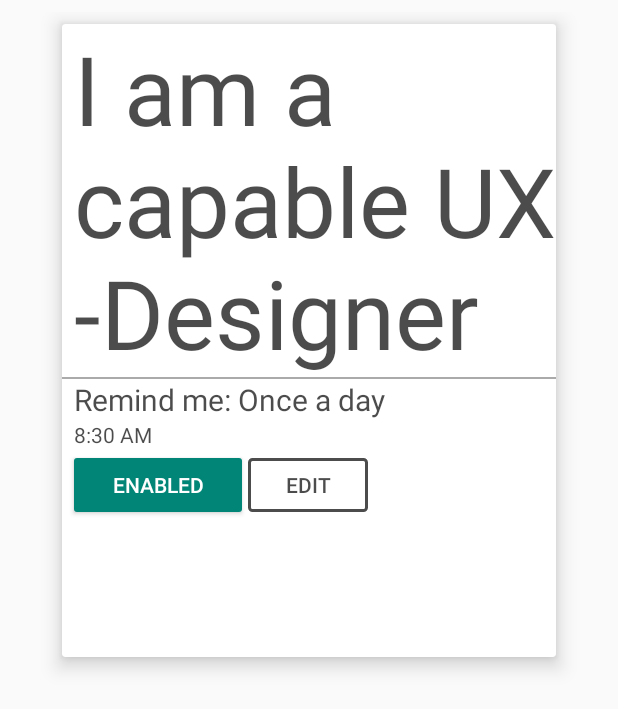
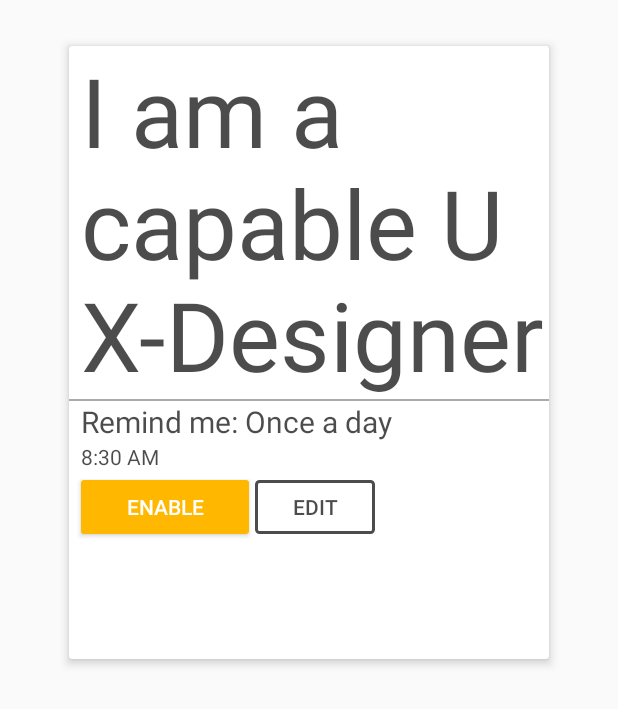
Before and after one commit to Chr1stianSutter/FirstIteration_Test_MobA_AffirMate, an Android app: the screen it shows after launch (MainActivity), after a tap on "DISABLE", on a phone screen of 412 x 824 dp. Shown: the top 709 px of the screen. Run offline under Robolectric (Android 15) with nearby library versions, the phone set to English and light mode, and no system bars; Roboto replaces fonts that are not available here; 1 statement that could not run was skipped.

Commit message:
fixed card optic

```diff
--- a/app/src/main/java/com/example/administrator/firstiteration_test/MainActivity.java
+++ b/app/src/main/java/com/example/administrator/firstiteration_test/MainActivity.java
@@ -53,12 +53,12 @@ public class MainActivity extends AppCompatActivity {
            // int count = 0;
             public void onClick(View view) {
                 if(count%2 == 1 ){
-                    disableButton.setText("Disabled");
-                    Toast.makeText(MainActivity.this, "Disable", Toast.LENGTH_SHORT).show();
+                    disableButton.setText("Disable");
+                    Toast.makeText(MainActivity.this, "Enabled", Toast.LENGTH_SHORT).show();
 
                 }else{
-                    disableButton.setText("Enabled");
-                    Toast.makeText(MainActivity.this, "Enable", Toast.LENGTH_SHORT).show();
+                    disableButton.setText("Enable");
+                    Toast.makeText(MainActivity.this, "Disabled", Toast.LENGTH_SHORT).show();
                 }
 
                 count++;
--- a/app/src/main/res/layout/activity_main.xml
+++ b/app/src/main/res/layout/activity_main.xml
@@ -15,10 +15,11 @@
         android:id="@+id/cardView2"
         android:layout_width="329dp"
         android:layout_height="422dp"
-        android:layout_marginStart="8dp"
-        android:layout_marginTop="8dp"
-        android:layout_marginEnd="8dp"
-        app:cardElevation="8dp"
+        android:layout_marginEnd="4dp"
+        android:layout_marginStart="4dp"
+        android:layout_marginTop="16dp"
+        app:cardElevation="4dp"
+        app:cardUseCompatPadding="true"
         app:layout_constraintEnd_toEndOf="parent"
         app:layout_constraintStart_toStartOf="parent"
         app:layout_constraintTop_toTopOf="parent">
@@ -30,9 +31,9 @@
 
             <TextView
                 android:id="@+id/TextView"
-                android:paddingStart="8dp"
                 android:layout_width="match_parent"
                 android:layout_height="wrap_content"
+                android:paddingStart="8dp"
                 android:text="@string/first_affirmation"
                 android:textColor="@color/color70black"
                 android:textSize="64sp" />
@@ -42,38 +43,38 @@
                 android:visibility="visible" />
 
             <TextView
-                android:paddingStart="8dp"
                 android:layout_width="match_parent"
                 android:layout_height="wrap_content"
+                android:paddingStart="8dp"
                 android:text="@string/first_Remind_me"
                 android:textColor="@color/color70black"
-                android:textSize="20sp"/>
+                android:textSize="20sp" />
 
             <TextView
-                android:paddingStart="8dp"
                 android:layout_width="match_parent"
                 android:layout_height="wrap_content"
+                android:paddingStart="8dp"
                 android:text="@string/first_time"
                 android:textColor="@color/color70black"
-                android:textSize="14dp"/>
+                android:textSize="14dp" />
 
             <LinearLayout
-                android:paddingStart="4dp"
                 android:layout_width="match_parent"
-                android:layout_height="wrap_content">
+                android:layout_height="wrap_content"
+                android:paddingStart="4dp">
 
                 <Button
+                    android:id="@+id/disableButtonPressed"
                     style="@style/Widget.AppCompat.Button.Colored"
-                    android:id="@+id/disableButtonPressed"
                     android:layout_width="120dp"
                     android:layout_height="match_parent"
                     android:text="@string/Disable_Button_Name"
                     android:visibility="visible" />
 
                 <Button
+                    android:id="@+id/editButtonPressed"
                     style="@style/Widget.AppCompat.Button.Borderless"
                     android:layout_width="80dp"
-                    android:id="@+id/editButtonPressed"
                     android:layout_height="match_parent"
                     android:background="@drawable/transparent_bg_bordered_button"
                     android:text="@string/Edit_Button_Name"
@@ -82,13 +83,12 @@
             </LinearLayout>
 
 
-
-
         </LinearLayout>
     </android.support.v7.widget.CardView>
 
     <include
         android:id="@+id/include2"
+
         layout="@layout/content_main"
         android:layout_width="wrap_content"
         android:layout_height="wrap_content"
--- a/app/src/main/res/values/styles.xml
+++ b/app/src/main/res/values/styles.xml
@@ -4,12 +4,12 @@
     <style name="AppTheme" parent="Theme.AppCompat.Light.NoActionBar">
         <!-- Customize your theme here. -->
 
-        <!--
-        <item name="colorPrimary">@color/colorPrimary</item>
-        <item name="colorPrimaryDark">@color/colorPrimaryDark</item>
+
+        <item name="colorPrimary">@color/colorLightGray</item>
+        <item name="colorPrimaryDark">@color/colorLightGray</item>
         <item name="colorAccent">@color/colorAccent</item>
-        -->
-        <item name="android:colorPrimaryDark">@color/colorLightGray</item>
+
+
     </style>
 
 
```
